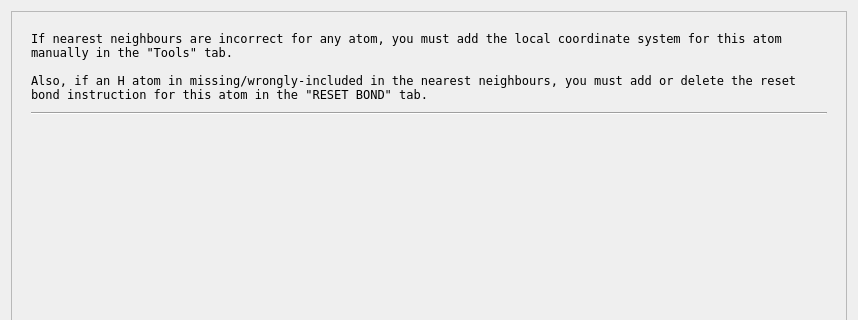
Qt form src/checkneebs.ui (mcrav/XDToolkit) before a commit; both pictures show x 0 to 858 and y 0 to 320 of the 858 by 563 pixel window.
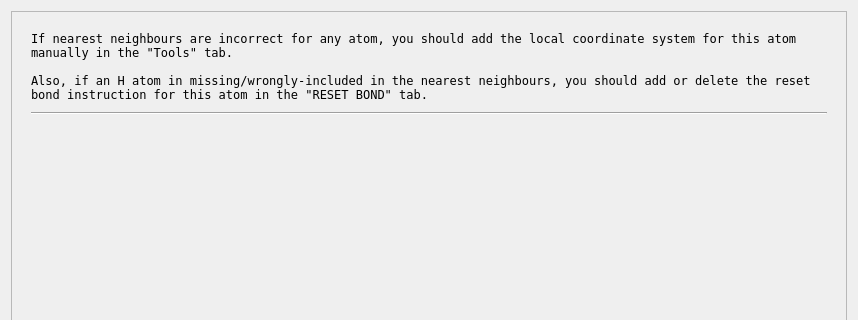
The same form after that commit. Icons and pictures are not drawn.

The edit to the form file:
```diff
--- a/src/checkneebs.ui
+++ b/src/checkneebs.ui
@@ -62,9 +62,9 @@
          <item>
           <widget class="QLabel" name="infoLab">
            <property name="text">
-            <string>If nearest neighbours are incorrect for any atom, you must add the local coordinate system for this atom manually in the &quot;Tools&quot; tab.
+            <string>If nearest neighbours are incorrect for any atom, you should add the local coordinate system for this atom manually in the &quot;Tools&quot; tab.
 
-Also, if an H atom in missing/wrongly-included in the nearest neighbours, you must add or delete the reset bond instruction for this atom in the &quot;RESET BOND&quot; tab.</string>
+Also, if an H atom in missing/wrongly-included in the nearest neighbours, you should add or delete the reset bond instruction for this atom in the &quot;RESET BOND&quot; tab.</string>
            </property>
            <property name="wordWrap">
             <bool>true</bool>
```
